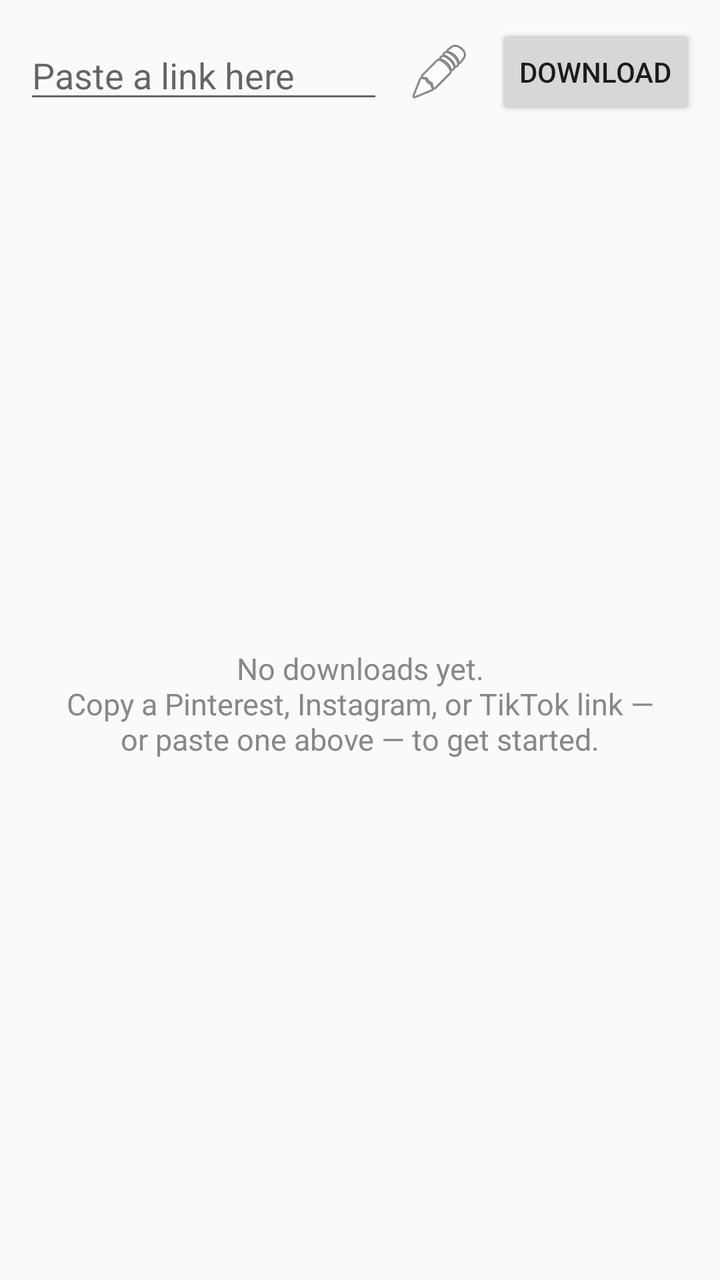
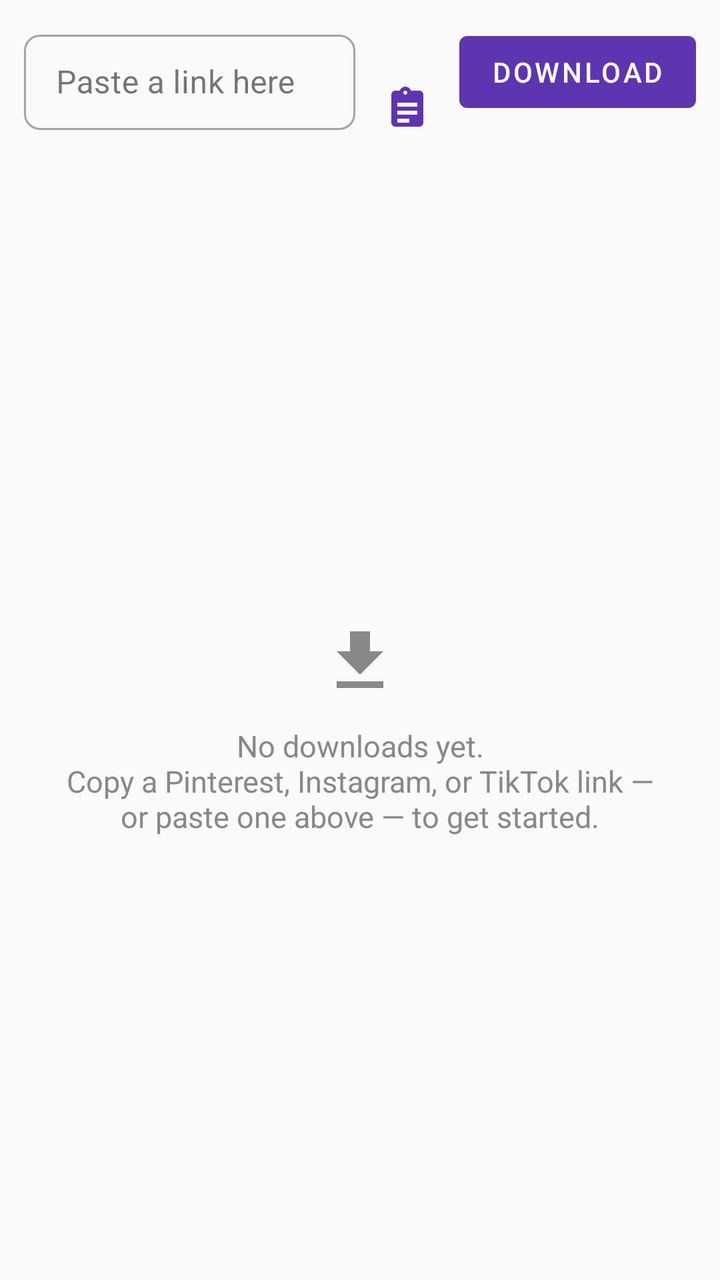

Compare the two renders of this Android layout. The source of the first and the diff that turns it into the second are given below.
<!-- AndroidManifest.xml: application theme Theme.Jido -->
<!-- res/layout/activity_main.xml -->
<?xml version="1.0" encoding="utf-8"?>
<LinearLayout xmlns:android="http://schemas.android.com/apk/res/android"
    xmlns:tools="http://schemas.android.com/tools"
    xmlns:app="http://schemas.android.com/apk/res-auto"
    android:layout_width="match_parent"
    android:layout_height="match_parent"
    android:orientation="vertical">

    <LinearLayout
        android:layout_width="match_parent"
        android:layout_height="wrap_content"
        android:orientation="horizontal"
        android:paddingHorizontal="12dp"
        android:paddingTop="12dp"
        android:paddingBottom="4dp"
        android:gravity="center_vertical">

        <EditText
            android:id="@+id/linkInput"
            android:layout_width="0dp"
            android:layout_height="wrap_content"
            android:layout_weight="1"
            android:hint="Paste a link here"
            android:inputType="textUri"
            android:maxLines="1"
            android:importantForAutofill="no"
            tools:ignore="LabelFor" />

        <ImageButton
            android:id="@+id/pasteButton"
            android:layout_width="wrap_content"
            android:layout_height="wrap_content"
            android:layout_marginStart="4dp"
            android:background="?attr/selectableItemBackgroundBorderless"
            android:contentDescription="Paste from clipboard"
            android:src="@android:drawable/ic_menu_edit"
            android:padding="8dp" />

        <Button
            android:id="@+id/downloadButton"
            android:layout_width="wrap_content"
            android:layout_height="wrap_content"
            android:layout_marginStart="4dp"
            android:text="Download" />

    </LinearLayout>

    <LinearLayout
        android:id="@+id/accessibilityCard"
        android:layout_width="match_parent"
        android:layout_height="wrap_content"
        android:layout_margin="12dp"
        android:background="#FFE0B2"
        android:orientation="vertical"
        android:padding="12dp"
        android:visibility="gone">

        <TextView
            android:layout_width="match_parent"
            android:layout_height="wrap_content"
            android:text="Enable Auto-Download"
            android:textStyle="bold"
            android:textColor="#E65100" />

        <TextView
            android:layout_width="match_parent"
            android:layout_height="wrap_content"
            android:text="Enable Jido in Accessibility Settings to automatically detect and download links in the background."
            android:textSize="13sp"
            android:textColor="#E65100" />

        <Button
            android:id="@+id/enableAccessibilityButton"
            style="@style/Widget.AppCompat.Button.Borderless"
            android:layout_width="wrap_content"
            android:layout_height="wrap_content"
            android:layout_gravity="end"
            android:text="OPEN SETTINGS"
            android:textColor="#E65100" />
    </LinearLayout>

    <FrameLayout
        android:layout_width="match_parent"
        android:layout_height="0dp"
        android:layout_weight="1">

        <androidx.recyclerview.widget.RecyclerView
            android:id="@+id/downloadsRecyclerView"
            android:layout_width="match_parent"
            android:layout_height="match_parent"
            android:clipToPadding="false"
            android:paddingTop="12dp"
            android:paddingBottom="12dp" />

        <TextView
            android:id="@+id/emptyStateText"
            android:layout_width="wrap_content"
            android:layout_height="wrap_content"
            android:layout_gravity="center"
            android:layout_marginHorizontal="32dp"
            android:gravity="center"
            android:text="No downloads yet.\nCopy a Pinterest, Instagram, or TikTok link — or paste one above — to get started."
            android:textSize="15sp"
            android:textColor="#888888" />

    </FrameLayout>

</LinearLayout>
<!-- resources referenced by this layout -->
<resources>
  <style name="Theme.Jido" parent="Theme.AppCompat.DayNight.NoActionBar" />
</resources>

<!-- the commit's change to res/layout/activity_main.xml (unified diff, before → after) -->
@@ -4,6 +4,7 @@
     xmlns:app="http://schemas.android.com/apk/res-auto"
     android:layout_width="match_parent"
     android:layout_height="match_parent"
+    android:background="@color/background_primary"
     android:orientation="vertical">
 
     <LinearLayout
@@ -13,71 +14,115 @@
         android:paddingHorizontal="12dp"
         android:paddingTop="12dp"
         android:paddingBottom="4dp"
-        android:gravity="center_vertical">
+        android:gravity="bottom">
 
-        <EditText
-            android:id="@+id/linkInput"
+        <com.google.android.material.textfield.TextInputLayout
+            android:id="@+id/linkInputLayout"
+            style="@style/Widget.MaterialComponents.TextInputLayout.OutlinedBox.Dense"
             android:layout_width="0dp"
             android:layout_height="wrap_content"
             android:layout_weight="1"
             android:hint="Paste a link here"
-            android:inputType="textUri"
-            android:maxLines="1"
-            android:importantForAutofill="no"
-            tools:ignore="LabelFor" />
+            app:boxCornerRadiusTopStart="8dp"
+            app:boxCornerRadiusTopEnd="8dp"
+            app:boxCornerRadiusBottomStart="8dp"
+            app:boxCornerRadiusBottomEnd="8dp"
+            app:errorEnabled="true">
+
+            <com.google.android.material.textfield.TextInputEditText
+                android:id="@+id/linkInput"
+                android:layout_width="match_parent"
+                android:layout_height="wrap_content"
+                android:inputType="textUri"
+                android:maxLines="1"
+                android:importantForAutofill="no" />
+
+        </com.google.android.material.textfield.TextInputLayout>
 
         <ImageButton
             android:id="@+id/pasteButton"
             android:layout_width="wrap_content"
             android:layout_height="wrap_content"
             android:layout_marginStart="4dp"
+            android:layout_marginBottom="10dp"
             android:background="?attr/selectableItemBackgroundBorderless"
             android:contentDescription="Paste from clipboard"
-            android:src="@android:drawable/ic_menu_edit"
-            android:padding="8dp" />
+            android:src="@drawable/ic_paste"
+            app:tint="?attr/colorPrimary"
+            android:padding="10dp" />
 
-        <Button
+        <com.google.android.material.button.MaterialButton
             android:id="@+id/downloadButton"
             android:layout_width="wrap_content"
             android:layout_height="wrap_content"
             android:layout_marginStart="4dp"
+            android:layout_marginBottom="6dp"
             android:text="Download" />
 
     </LinearLayout>
 
-    <LinearLayout
+    <com.google.android.material.card.MaterialCardView
         android:id="@+id/accessibilityCard"
         android:layout_width="match_parent"
         android:layout_height="wrap_content"
         android:layout_margin="12dp"
-        android:background="#FFE0B2"
-        android:orientation="vertical"
-        android:padding="12dp"
-        android:visibility="gone">
+        app:cardBackgroundColor="@color/warning_background"
+        app:cardCornerRadius="12dp"
+        app:cardElevation="1dp"
+        android:visibility="gone"
+        tools:visibility="visible">
 
-        <TextView
+        <LinearLayout
             android:layout_width="match_parent"
             android:layout_height="wrap_content"
-            android:text="Enable Auto-Download"
-            android:textStyle="bold"
-            android:textColor="#E65100" />
+            android:orientation="horizontal"
+            android:padding="12dp">
 
-        <TextView
-            android:layout_width="match_parent"
-            android:layout_height="wrap_content"
-            android:text="Enable Jido in Accessibility Settings to automatically detect and download links in the background."
-            android:textSize="13sp"
-            android:textColor="#E65100" />
+            <ImageView
+                android:layout_width="22dp"
+                android:layout_height="22dp"
+                android:layout_marginTop="2dp"
+                android:layout_marginEnd="10dp"
+                android:contentDescription="@null"
+                android:src="@drawable/ic_warning"
+                app:tint="@color/warning_icon" />
 
-        <Button
-            android:id="@+id/enableAccessibilityButton"
-            style="@style/Widget.AppCompat.Button.Borderless"
-            android:layout_width="wrap_content"
-            android:layout_height="wrap_content"
-            android:layout_gravity="end"
-            android:text="OPEN SETTINGS"
-            android:textColor="#E65100" />
-    </LinearLayout>
+            <LinearLayout
+                android:layout_width="0dp"
+                android:layout_height="wrap_content"
+                android:layout_weight="1"
+                android:orientation="vertical">
+
+                <TextView
+                    android:layout_width="match_parent"
+                    android:layout_height="wrap_content"
+                    android:text="Enable Auto-Download"
+                    android:textStyle="bold"
+                    android:textColor="@color/warning_text" />
+
+                <TextView
+                    android:layout_width="match_parent"
+                    android:layout_height="wrap_content"
+                    android:layout_marginTop="2dp"
+                    android:text="Enable Jido in Accessibility Settings to automatically detect and download links in the background."
+                    android:textSize="13sp"
+                    android:textColor="@color/warning_text" />
+
+                <Button
+                    android:id="@+id/enableAccessibilityButton"
+                    style="@style/Widget.AppCompat.Button.Borderless"
+                    android:layout_width="wrap_content"
+                    android:layout_height="wrap_content"
+                    android:layout_gravity="end"
+                    android:layout_marginTop="4dp"
+                    android:text="OPEN SETTINGS"
+                    android:textColor="@color/warning_text" />
+
+            </LinearLayout>
+
+        </LinearLayout>
+
+    </com.google.android.material.card.MaterialCardView>
 
     <FrameLayout
         android:layout_width="match_parent"
@@ -89,19 +134,36 @@
             android:layout_width="match_parent"
             android:layout_height="match_parent"
             android:clipToPadding="false"
-            android:paddingTop="12dp"
+            android:paddingTop="4dp"
             android:paddingBottom="12dp" />
 
-        <TextView
-            android:id="@+id/emptyStateText"
+        <LinearLayout
+            android:id="@+id/emptyStateContainer"
             android:layout_width="wrap_content"
             android:layout_height="wrap_content"
             android:layout_gravity="center"
             android:layout_marginHorizontal="32dp"
             android:gravity="center"
-            android:text="No downloads yet.\nCopy a Pinterest, Instagram, or TikTok link — or paste one above — to get started."
-            android:textSize="15sp"
-            android:textColor="#888888" />
+            android:orientation="vertical">
+
+            <ImageView
+                android:layout_width="40dp"
+                android:layout_height="40dp"
+                android:layout_marginBottom="12dp"
+                android:contentDescription="@null"
+                android:src="@drawable/ic_status_downloading"
+                app:tint="@color/text_tertiary" />
+
+            <TextView
+                android:id="@+id/emptyStateText"
+                android:layout_width="wrap_content"
+                android:layout_height="wrap_content"
+                android:gravity="center"
+                android:text="No downloads yet.\nCopy a Pinterest, Instagram, or TikTok link — or paste one above — to get started."
+                android:textSize="15sp"
+                android:textColor="@color/text_tertiary" />
+
+        </LinearLayout>
 
     </FrameLayout>
 
<!-- resource entries referenced after the edit -->
@@ -1,5 +1,53 @@
 <!-- resources referenced by this layout -->
 <resources>
-  <style name="Theme.Jido" parent="Theme.AppCompat.DayNight.NoActionBar" />
+  <color name="background_primary">#FAFAFA</color>
+  <color name="text_tertiary">#888888</color>
+  <color name="warning_background">#FFE0B2</color>
+  <color name="warning_icon">#E65100</color>
+  <color name="warning_text">#E65100</color>
+  <!-- drawable ic_paste (drawable) -->
+  <vector xmlns:android="http://schemas.android.com/apk/res/android"
+      android:width="24dp"
+      android:height="24dp"
+      android:viewportWidth="24"
+      android:viewportHeight="24">
+      <path
+          android:fillColor="#FF000000"
+          android:pathData="M16,4h-2.18C13.4,2.84 12.3,2 11,2S8.6,2.84 8.18,4H6C4.9,4 4,4.9 4,6v14c0,1.1 0.9,2 2,2h12c1.1,0 2,-0.9 2,-2V6C20,4.9 19.1,4 18,4zM11,4c0.55,0 1,0.45 1,1s-0.45,1 -1,1 -1,-0.45 -1,-1 0.45,-1 1,-1zM7,10h10v2H7zM7,14h10v2H7zM7,18h6v2H7z" />
+  </vector>
+  <!-- drawable ic_status_downloading (drawable) -->
+  <vector xmlns:android="http://schemas.android.com/apk/res/android"
+      android:width="24dp"
+      android:height="24dp"
+      android:viewportWidth="24"
+      android:viewportHeight="24">
+      <path
+          android:fillColor="#FF000000"
+          android:pathData="M19,9h-4V3H9v6H5l7,7 7,-7zM5,18v2h14v-2H5z" />
+  </vector>
+  <!-- drawable ic_warning (drawable) -->
+  <vector xmlns:android="http://schemas.android.com/apk/res/android"
+      android:width="24dp"
+      android:height="24dp"
+      android:viewportWidth="24"
+      android:viewportHeight="24">
+      <path
+          android:fillColor="#FF000000"
+          android:pathData="M1,21h22L12,2 1,21zM13,18h-2v-2h2v2zM13,14h-2v-4h2v4z" />
+  </vector>
+  <style name="Theme.Jido" parent="Theme.MaterialComponents.DayNight.NoActionBar">
+          <item name="colorPrimary">@color/color_primary</item>
+          <item name="colorPrimaryDark">@color/color_primary_dark</item>
+          <item name="colorAccent">@color/color_primary</item>
+          <item name="colorOnPrimary">@color/color_on_primary</item>
+          <item name="colorSurface">@color/surface_card</item>
+          <item name="colorOnSurface">@color/text_primary</item>
+          <item name="android:windowBackground">@color/background_primary</item>
+      </style>
+  <color name="color_primary">#5E35B1</color>
+  <color name="color_primary_dark">#4527A0</color>
+  <color name="color_on_primary">#FFFFFF</color>
+  <color name="surface_card">#FFFFFF</color>
+  <color name="text_primary">#1A1A1A</color>
 </resources>
 
